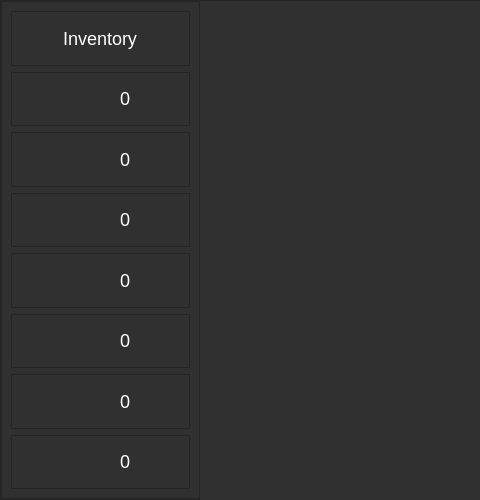
This is mainwindow.ui in PyFlat-Studios-JR/Plant-The-Bomb as Qt 5 draws it before an edit; both pictures show x 0 to 480 and y 0 to 500 of the 900 by 500 pixel window. The edited form follows.
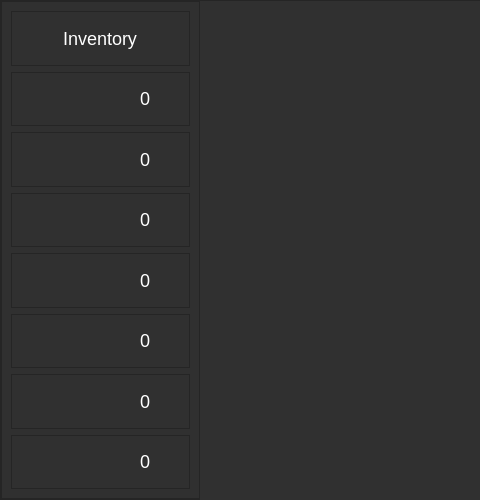
This is the edited form. Icons and pictures are not drawn. Custom widgets are drawn as their Qt base class.

Patch:
```diff
--- a/mainwindow.ui
+++ b/mainwindow.ui
@@ -809,22 +809,6 @@
                  <property name="bottomMargin">
                   <number>0</number>
                  </property>
-                 <item>
-                  <spacer name="horizontalSpacer">
-                   <property name="orientation">
-                    <enum>Qt::Horizontal</enum>
-                   </property>
-                   <property name="sizeType">
-                    <enum>QSizePolicy::Fixed</enum>
-                   </property>
-                   <property name="sizeHint" stdset="0">
-                    <size>
-                     <width>40</width>
-                     <height>20</height>
-                    </size>
-                   </property>
-                  </spacer>
-                 </item>
                  <item alignment="Qt::AlignHCenter|Qt::AlignVCenter">
                   <widget class="QPushButton" name="pushButton">
                    <property name="sizePolicy">
@@ -867,22 +851,6 @@
                    </property>
                   </widget>
                  </item>
-                 <item>
-                  <spacer name="horizontalSpacer_2">
-                   <property name="orientation">
-                    <enum>Qt::Horizontal</enum>
-                   </property>
-                   <property name="sizeType">
-                    <enum>QSizePolicy::Fixed</enum>
-                   </property>
-                   <property name="sizeHint" stdset="0">
-                    <size>
-                     <width>40</width>
-                     <height>20</height>
-                    </size>
-                   </property>
-                  </spacer>
-                 </item>
                 </layout>
                </widget>
               </item>
@@ -910,22 +878,6 @@
                  <property name="bottomMargin">
                   <number>0</number>
                  </property>
-                 <item>
-                  <spacer name="horizontalSpacer_5">
-                   <property name="orientation">
-                    <enum>Qt::Horizontal</enum>
-                   </property>
-                   <property name="sizeType">
-                    <enum>QSizePolicy::Fixed</enum>
-                   </property>
-                   <property name="sizeHint" stdset="0">
-                    <size>
-                     <width>40</width>
-                     <height>20</height>
-                    </size>
-                   </property>
-                  </spacer>
-                 </item>
                  <item alignment="Qt::AlignHCenter|Qt::AlignVCenter">
                   <widget class="QPushButton" name="pushButton_3">
                    <property name="sizePolicy">
@@ -968,22 +920,6 @@
                    </property>
                   </widget>
                  </item>
-                 <item>
-                  <spacer name="horizontalSpacer_6">
-                   <property name="orientation">
-                    <enum>Qt::Horizontal</enum>
-                   </property>
-                   <property name="sizeType">
-                    <enum>QSizePolicy::Fixed</enum>
-                   </property>
-                   <property name="sizeHint" stdset="0">
-                    <size>
-                     <width>40</width>
-                     <height>20</height>
-                    </size>
-                   </property>
-                  </spacer>
-                 </item>
                 </layout>
                </widget>
               </item>
@@ -1011,22 +947,6 @@
                  <property name="bottomMargin">
                   <number>0</number>
                  </property>
-                 <item>
-                  <spacer name="horizontalSpacer_7">
-                   <property name="orientation">
-                    <enum>Qt::Horizontal</enum>
-                   </property>
-                   <property name="sizeType">
-                    <enum>QSizePolicy::Fixed</enum>
-                   </property>
-                   <property name="sizeHint" stdset="0">
-                    <size>
-                     <width>40</width>
-                     <height>20</height>
-                    </size>
-                   </property>
-                  </spacer>
-                 </item>
                  <item alignment="Qt::AlignHCenter|Qt::AlignVCenter">
                   <widget class="QPushButton" name="pushButton_4">
                    <property name="sizePolicy">
@@ -1069,22 +989,6 @@
                    </property>
                   </widget>
                  </item>
-                 <item>
-                  <spacer name="horizontalSpacer_8">
-                   <property name="orientation">
-                    <enum>Qt::Horizontal</enum>
-                   </property>
-                   <property name="sizeType">
-                    <enum>QSizePolicy::Fixed</enum>
-                   </property>
-                   <property name="sizeHint" stdset="0">
-                    <size>
-                     <width>40</width>
-                     <height>20</height>
-                    </size>
-                   </property>
-                  </spacer>
-                 </item>
                 </layout>
                </widget>
               </item>
@@ -1112,22 +1016,6 @@
                  <property name="bottomMargin">
                   <number>0</number>
                  </property>
-                 <item>
-                  <spacer name="horizontalSpacer_9">
-                   <property name="orientation">
-                    <enum>Qt::Horizontal</enum>
-                   </property>
-                   <property name="sizeType">
-                    <enum>QSizePolicy::Fixed</enum>
-                   </property>
-                   <property name="sizeHint" stdset="0">
-                    <size>
-                     <width>40</width>
-                     <height>20</height>
-                    </size>
-                   </property>
-                  </spacer>
-                 </item>
                  <item alignment="Qt::AlignHCenter|Qt::AlignVCenter">
                   <widget class="QPushButton" name="pushButton_5">
                    <property name="sizePolicy">
@@ -1170,22 +1058,6 @@
                    </property>
                   </widget>
                  </item>
-                 <item>
-                  <spacer name="horizontalSpacer_10">
-                   <property name="orientation">
-                    <enum>Qt::Horizontal</enum>
-                   </property>
-                   <property name="sizeType">
-                    <enum>QSizePolicy::Fixed</enum>
-                   </property>
-                   <property name="sizeHint" stdset="0">
-                    <size>
-                     <width>40</width>
-                     <height>20</height>
-                    </size>
-                   </property>
-                  </spacer>
-                 </item>
                 </layout>
                </widget>
               </item>
@@ -1213,22 +1085,6 @@
                  <property name="bottomMargin">
                   <number>0</number>
                  </property>
-                 <item>
-                  <spacer name="horizontalSpacer_11">
-                   <property name="orientation">
-                    <enum>Qt::Horizontal</enum>
-                   </property>
-                   <property name="sizeType">
-                    <enum>QSizePolicy::Fixed</enum>
-                   </property>
-                   <property name="sizeHint" stdset="0">
-                    <size>
-                     <width>40</width>
-                     <height>20</height>
-                    </size>
-                   </property>
-                  </spacer>
-                 </item>
                  <item alignment="Qt::AlignHCenter|Qt::AlignVCenter">
                   <widget class="QPushButton" name="pushButton_6">
                    <property name="sizePolicy">
@@ -1271,22 +1127,6 @@
                    </property>
                   </widget>
                  </item>
-                 <item>
-                  <spacer name="horizontalSpacer_12">
-                   <property name="orientation">
-                    <enum>Qt::Horizontal</enum>
-                   </property>
-                   <property name="sizeType">
-                    <enum>QSizePolicy::Fixed</enum>
-                   </property>
-                   <property name="sizeHint" stdset="0">
-                    <size>
-                     <width>40</width>
-                     <height>20</height>
-                    </size>
-                   </property>
-                  </spacer>
-                 </item>
                 </layout>
                </widget>
               </item>
@@ -1314,22 +1154,6 @@
                  <property name="bottomMargin">
                   <number>0</number>
                  </property>
-                 <item>
-                  <spacer name="horizontalSpacer_13">
-                   <property name="orientation">
-                    <enum>Qt::Horizontal</enum>
-                   </property>
-                   <property name="sizeType">
-                    <enum>QSizePolicy::Fixed</enum>
-                   </property>
-                   <property name="sizeHint" stdset="0">
-                    <size>
-                     <width>40</width>
-                     <height>20</height>
-                    </size>
-                   </property>
-                  </spacer>
-                 </item>
                  <item alignment="Qt::AlignHCenter|Qt::AlignVCenter">
                   <widget class="QPushButton" name="pushButton_7">
                    <property name="sizePolicy">
@@ -1372,22 +1196,6 @@
                    </property>
                   </widget>
                  </item>
-                 <item>
-                  <spacer name="horizontalSpacer_14">
-                   <property name="orientation">
-                    <enum>Qt::Horizontal</enum>
-                   </property>
-                   <property name="sizeType">
-                    <enum>QSizePolicy::Fixed</enum>
-                   </property>
-                   <property name="sizeHint" stdset="0">
-                    <size>
-                     <width>40</width>
-                     <height>20</height>
-                    </size>
-                   </property>
-                  </spacer>
-                 </item>
                 </layout>
                </widget>
               </item>
@@ -1415,22 +1223,6 @@
                  <property name="bottomMargin">
                   <number>0</number>
                  </property>
-                 <item>
-                  <spacer name="horizontalSpacer_15">
-                   <property name="orientation">
-                    <enum>Qt::Horizontal</enum>
-                   </property>
-                   <property name="sizeType">
-                    <enum>QSizePolicy::Fixed</enum>
-                   </property>
-                   <property name="sizeHint" stdset="0">
-                    <size>
-                     <width>40</width>
-                     <height>20</height>
-                    </size>
-                   </property>
-                  </spacer>
-                 </item>
                  <item alignment="Qt::AlignHCenter|Qt::AlignVCenter">
                   <widget class="QPushButton" name="pushButton_8">
                    <property name="sizePolicy">
@@ -1473,22 +1265,6 @@
                    </property>
                   </widget>
                  </item>
-                 <item>
-                  <spacer name="horizontalSpacer_16">
-                   <property name="orientation">
-                    <enum>Qt::Horizontal</enum>
-                   </property>
-                   <property name="sizeType">
-                    <enum>QSizePolicy::Fixed</enum>
-                   </property>
-                   <property name="sizeHint" stdset="0">
-                    <size>
-                     <width>40</width>
-                     <height>20</height>
-                    </size>
-                   </property>
-                  </spacer>
-                 </item>
                 </layout>
                </widget>
               </item>
```
